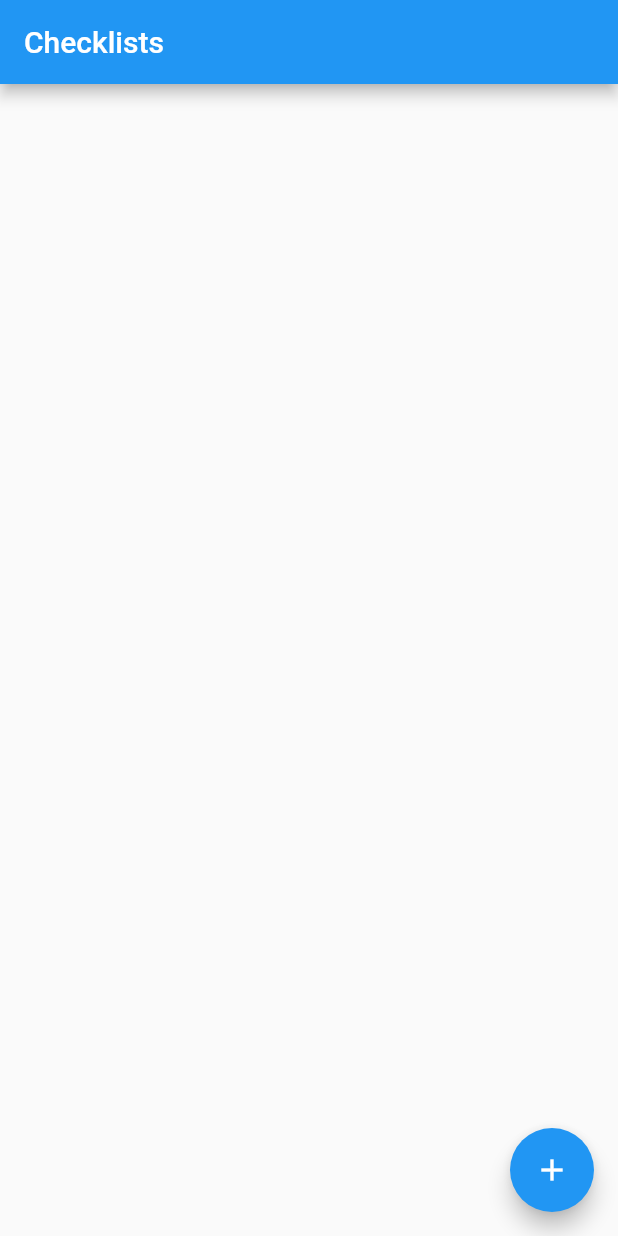
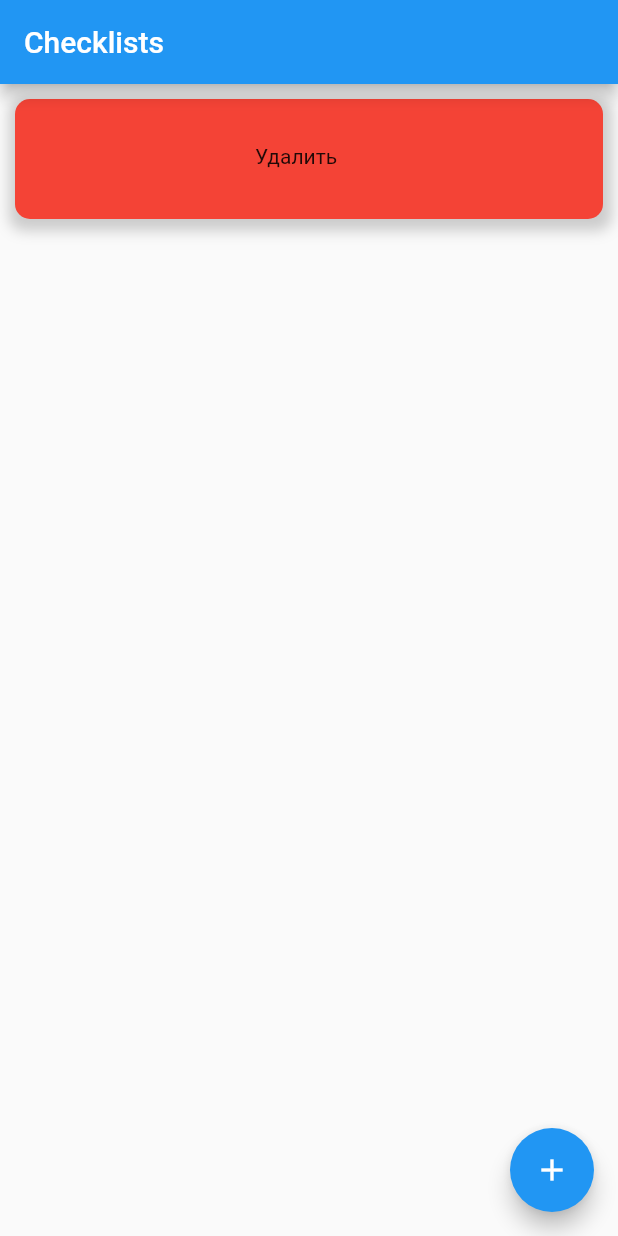
Before and after one commit to Falcon5253/Daily-Universe, a Flutter app: the screen it shows after launch, on a phone screen of 412 x 824 dp. Run offline on Flutter 3.47's test engine with Material 2 defaults, Android fonts, the phone set to English and light mode, and no system bars.

Commit message:
Stable, but no as expected

```diff
--- a/Mobile/daily_universe/lib/main.dart
+++ b/Mobile/daily_universe/lib/main.dart
@@ -48,11 +48,46 @@ class _HomeState extends State<Home> {
           SliverFillRemaining(
             hasScrollBody: false,
             child: Column(
-              children: checkboxesList.values.toList()
+              children: <Widget>[
+                Container(
+                  margin: const EdgeInsets.only(top: 10),
+                  width: MediaQuery.of(context).size.width - 20,
+                  height: 80,
+                  decoration: BoxDecoration(
+                    color: Colors.red,
+                    borderRadius: const BorderRadius.only(
+                      topLeft: Radius.circular(10),
+                      topRight: Radius.circular(10),
+                      bottomLeft: Radius.circular(10),
+                      bottomRight: Radius.circular(10)
+                    ),
+                    boxShadow: [
+                      BoxShadow(
+                        color: Colors.grey.withOpacity(0.5),
+                        spreadRadius: 5,
+                        blurRadius: 7,
+                        offset: const Offset(1, 3),
+                      ),
+                    ],
+                  ),
+                  child: Material(
+                    color: Colors.transparent,
+                    child: InkWell(
+                      onTap: () {
+                        setState(() {
+                          checkboxesList.remove(counter--);
+                        });
+                      },
+                      child: Container( margin: EdgeInsets.only(left: 160, top: 30), width: 200, height: 40, child: Text("Удалить"))
+                    )
+                  )
+                )
+              ] + checkboxesList.values.toList()
             )
           )
         ]
-      )
+      ),
+
     );
   }
 }
```
